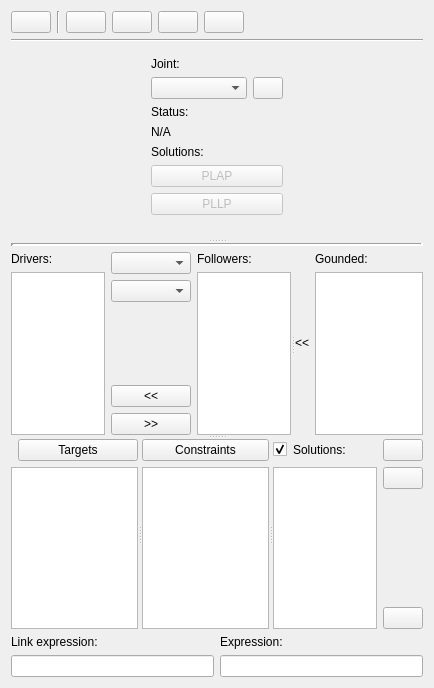
Above: core/synthesis/collections/configure_widget.ui from KmolYuan/Pyslvs-UI before the change. Below: the same form after it.
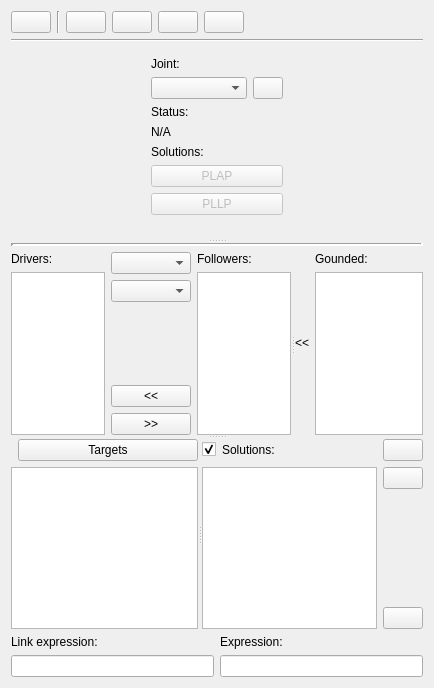
That is the form after the change. Icons and pictures are not drawn.

Commit message: Removed "constraint" option. Improvement of range syntax.

Diff of the .ui file:
```diff
--- a/core/synthesis/collections/configure_widget.ui
+++ b/core/synthesis/collections/configure_widget.ui
@@ -387,24 +387,6 @@
             </item>
            </layout>
           </widget>
-          <widget class="QWidget" name="layoutWidget">
-           <layout class="QVBoxLayout" name="verticalLayout_5">
-            <item>
-             <widget class="QPushButton" name="constraints_button">
-              <property name="text">
-               <string>Constraints</string>
-              </property>
-             </widget>
-            </item>
-            <item>
-             <widget class="QListWidget" name="constraint_list">
-              <property name="statusTip">
-               <string>Four bar loop to apply Gruebler's Equation.</string>
-              </property>
-             </widget>
-            </item>
-           </layout>
-          </widget>
           <widget class="QWidget" name="layoutWidget">
            <layout class="QVBoxLayout" name="verticalLayout_10">
             <item>
```
The commit also changes 13 other files.
